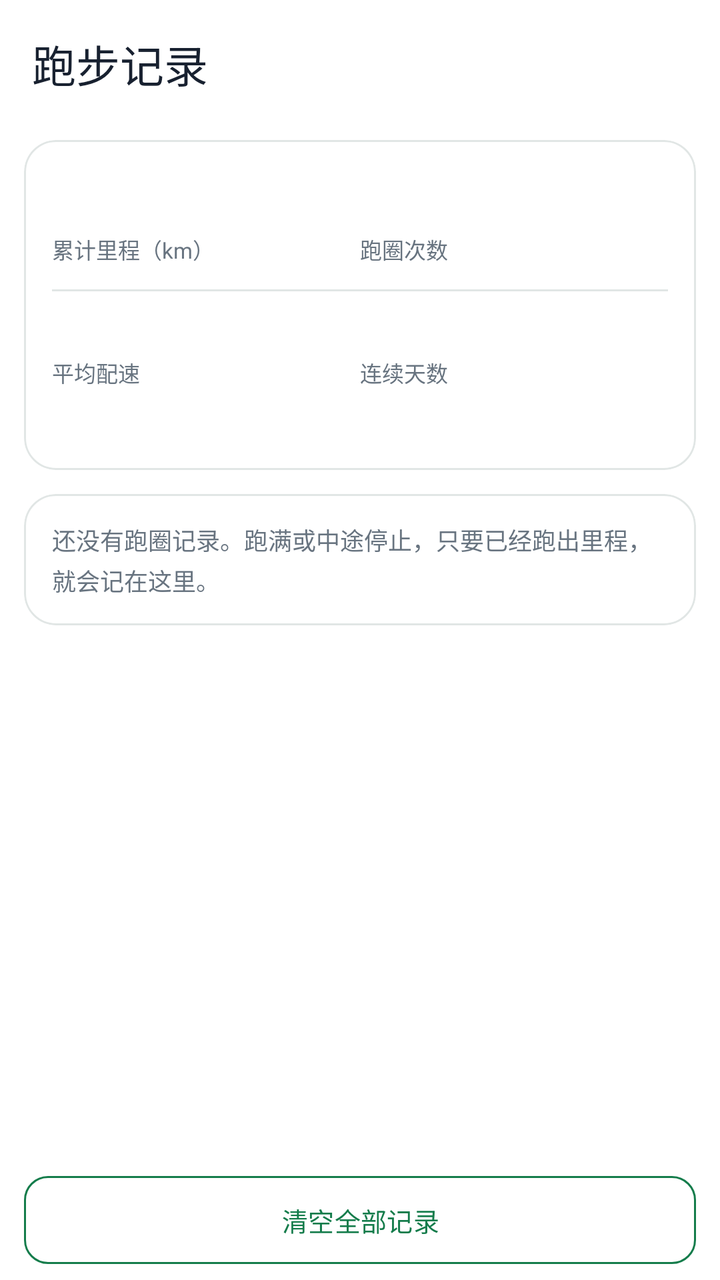
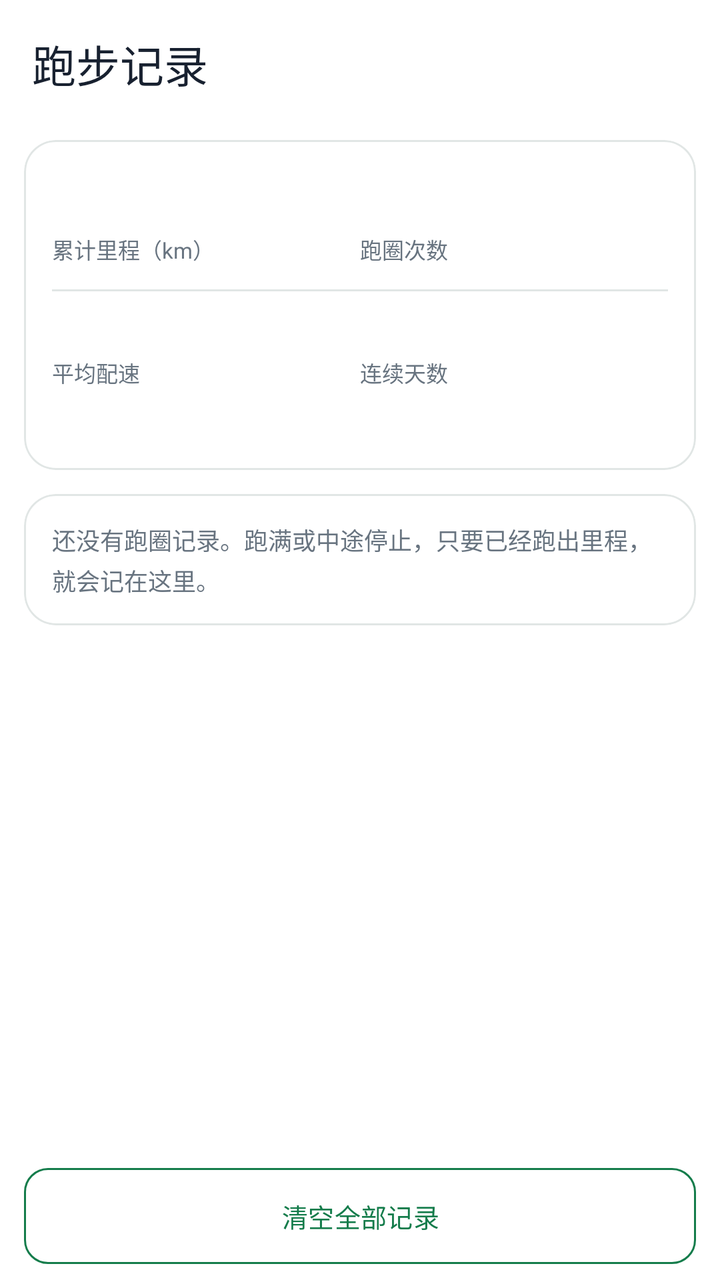

The first picture is an Android layout as it rendered before a commit; the second is the same layout after the commit. The layout source and the unified diff follow.
<!-- AndroidManifest.xml: activity theme Theme.RouteWorkshop.Home -->
<!-- res/layout/activity_run_history.xml -->
<?xml version="1.0" encoding="utf-8"?>
<LinearLayout xmlns:android="http://schemas.android.com/apk/res/android"
    xmlns:app="http://schemas.android.com/apk/res-auto"
    android:layout_width="match_parent"
    android:layout_height="match_parent"
    android:background="@color/fm_surface"
    android:orientation="vertical">

    <com.google.android.material.appbar.MaterialToolbar
        android:id="@+id/toolbar"
        android:layout_width="match_parent"
        android:layout_height="wrap_content"
        android:background="@color/fm_surface"
        android:minHeight="?attr/actionBarSize"
        app:title="@string/run_history_title"
        app:titleTextColor="@color/campus_ink" />

    <ScrollView
        android:layout_width="match_parent"
        android:layout_height="0dp"
        android:layout_weight="1"
        android:clipToPadding="false"
        android:fillViewport="true">

        <LinearLayout
            android:layout_width="match_parent"
            android:layout_height="wrap_content"
            android:orientation="vertical"
            android:paddingBottom="10dp">

            <com.google.android.material.card.MaterialCardView
                android:layout_width="match_parent"
                android:layout_height="wrap_content"
                android:layout_marginStart="12dp"
                android:layout_marginTop="6dp"
                android:layout_marginEnd="12dp"
                app:cardBackgroundColor="@color/fm_surface"
                app:cardCornerRadius="16dp"
                app:cardElevation="0dp"
                app:strokeColor="@color/fm_border"
                app:strokeWidth="1dp">

                <LinearLayout
                    android:layout_width="match_parent"
                    android:layout_height="wrap_content"
                    android:orientation="vertical"
                    android:padding="14dp">

                    <LinearLayout
                        android:layout_width="match_parent"
                        android:layout_height="wrap_content"
                        android:baselineAligned="false"
                        android:orientation="horizontal">

                        <LinearLayout
                            android:layout_width="0dp"
                            android:layout_height="wrap_content"
                            android:layout_weight="1"
                            android:orientation="vertical">

                            <TextView
                                android:id="@+id/textTotalDistance"
                                android:layout_width="wrap_content"
                                android:layout_height="wrap_content"
                                android:textColor="@color/campus_ink"
                                android:textSize="24sp"
                                android:textStyle="bold" />

                            <TextView
                                android:layout_width="wrap_content"
                                android:layout_height="wrap_content"
                                android:text="@string/run_history_total"
                                android:textColor="@color/campus_muted"
                                android:textSize="11sp" />
                        </LinearLayout>

                        <LinearLayout
                            android:layout_width="0dp"
                            android:layout_height="wrap_content"
                            android:layout_weight="1"
                            android:orientation="vertical">

                            <TextView
                                android:id="@+id/textRunCount"
                                android:layout_width="wrap_content"
                                android:layout_height="wrap_content"
                                android:textColor="@color/campus_ink"
                                android:textSize="24sp"
                                android:textStyle="bold" />

                            <TextView
                                android:layout_width="wrap_content"
                                android:layout_height="wrap_content"
                                android:text="@string/run_history_count"
                                android:textColor="@color/campus_muted"
                                android:textSize="11sp" />
                        </LinearLayout>
                    </LinearLayout>

                    <View
                        android:layout_width="match_parent"
                        android:layout_height="1dp"
                        android:layout_marginTop="12dp"
                        android:background="@color/fm_border" />

                    <LinearLayout
                        android:layout_width="match_parent"
                        android:layout_height="wrap_content"
                        android:baselineAligned="false"
                        android:layout_marginTop="12dp"
                        android:orientation="horizontal">

                        <LinearLayout
                            android:layout_width="0dp"
                            android:layout_height="wrap_content"
                            android:layout_weight="1"
                            android:orientation="vertical">

                            <TextView
                                android:id="@+id/textAveragePace"
                                android:layout_width="wrap_content"
                                android:layout_height="wrap_content"
                                android:textColor="@color/campus_ink"
                                android:textSize="15sp"
                                android:textStyle="bold" />

                            <TextView
                                android:layout_width="wrap_content"
                                android:layout_height="wrap_content"
                                android:text="@string/run_history_pace"
                                android:textColor="@color/campus_muted"
                                android:textSize="11sp" />
                        </LinearLayout>

                        <LinearLayout
                            android:layout_width="0dp"
                            android:layout_height="wrap_content"
                            android:layout_weight="1"
                            android:orientation="vertical">

                            <TextView
                                android:id="@+id/textStreak"
                                android:layout_width="wrap_content"
                                android:layout_height="wrap_content"
                                android:textColor="@color/campus_ink"
                                android:textSize="15sp"
                                android:textStyle="bold" />

                            <TextView
                                android:layout_width="wrap_content"
                                android:layout_height="wrap_content"
                                android:text="@string/run_history_streak"
                                android:textColor="@color/campus_muted"
                                android:textSize="11sp" />
                        </LinearLayout>
                    </LinearLayout>

                    <TextView
                        android:id="@+id/textRangeSummary"
                        android:layout_width="match_parent"
                        android:layout_height="wrap_content"
                        android:layout_marginTop="12dp"
                        android:lineSpacingExtra="2dp"
                        android:textColor="@color/campus_muted"
                        android:textSize="11sp" />
                </LinearLayout>
            </com.google.android.material.card.MaterialCardView>

            <com.google.android.material.card.MaterialCardView
                android:layout_width="match_parent"
                android:layout_height="wrap_content"
                android:layout_marginStart="12dp"
                android:layout_marginTop="12dp"
                android:layout_marginEnd="12dp"
                app:cardBackgroundColor="@color/fm_surface"
                app:cardCornerRadius="16dp"
                app:cardElevation="0dp"
                app:strokeColor="@color/fm_border"
                app:strokeWidth="1dp">

                <LinearLayout
                    android:layout_width="match_parent"
                    android:layout_height="wrap_content"
                    android:orientation="vertical"
                    android:paddingStart="14dp"
                    android:paddingTop="10dp"
                    android:paddingEnd="14dp"
                    android:paddingBottom="10dp">

                    <TextView
                        android:id="@+id/textEmpty"
                        android:layout_width="match_parent"
                        android:layout_height="wrap_content"
                        android:lineSpacingExtra="3dp"
                        android:paddingTop="4dp"
                        android:paddingBottom="4dp"
                        android:text="@string/run_history_empty"
                        android:textColor="@color/campus_muted"
                        android:textSize="12sp" />

                    <LinearLayout
                        android:id="@+id/historyList"
                        android:layout_width="match_parent"
                        android:layout_height="wrap_content"
                        android:orientation="vertical" />
                </LinearLayout>
            </com.google.android.material.card.MaterialCardView>
        </LinearLayout>
    </ScrollView>

    <LinearLayout
        android:layout_width="match_parent"
        android:layout_height="wrap_content"
        android:background="@color/fm_surface"
        android:orientation="vertical"
        android:paddingHorizontal="12dp"
        android:paddingTop="6dp"
        android:paddingBottom="8dp">

        <com.google.android.material.button.MaterialButton
            android:id="@+id/buttonClear"
            style="@style/Widget.Material3.Button.OutlinedButton"
            android:layout_width="match_parent"
            android:layout_height="44dp"
            android:insetTop="0dp"
            android:insetBottom="0dp"
            android:text="@string/run_history_clear"
            android:textColor="@color/campus_mint_dark"
            android:textSize="13sp"
            app:cornerRadius="12dp"
            app:strokeColor="@color/campus_mint_dark" />
    </LinearLayout>
</LinearLayout>
<!-- resources referenced by this layout -->
<resources>
  <color name="campus_ink">@color/fm_text</color>
  <color name="campus_mint_dark">@color/fm_link</color>
  <color name="campus_muted">@color/fm_muted</color>
  <color name="fm_border">#E1E6E5</color>
  <color name="fm_surface">#FFFFFF</color>
  <string name="run_history_clear">清空全部记录</string>
  <string name="run_history_count">跑圈次数</string>
  <string name="run_history_empty">还没有跑圈记录。跑满或中途停止，只要已经跑出里程，就会记在这里。</string>
  <string name="run_history_pace">平均配速</string>
  <string name="run_history_streak">连续天数</string>
  <string name="run_history_title">跑步记录</string>
  <string name="run_history_total">累计里程（km）</string>
  <style name="Theme.RouteWorkshop.Home" parent="Theme.RouteWorkshop" />
  <color name="fm_text">#182130</color>
  <color name="fm_link">#147C4B</color>
  <color name="fm_muted">#687480</color>
  <color name="fm_brand">#147C4B</color>
  <color name="fm_on_brand">#FFFFFF</color>
  <color name="fm_surface_alt">#E5F5EB</color>
  <color name="fm_background">#F5F6FA</color>
  <color name="fm_text_secondary">#66717F</color>
  <style name="Animation.Legion.Activity" parent="@android:style/Animation.Activity">
          <item name="android:activityOpenEnterAnimation">@anim/fm_fade_in</item>
          <item name="android:activityOpenExitAnimation">@anim/fm_hold</item>
          <item name="android:activityCloseEnterAnimation">@anim/fm_fade_in</item>
          <item name="android:activityCloseExitAnimation">@anim/fm_fade_out</item>
      </style>
  <style name="Widget.Legion.FinmoriButton" parent="Widget.Material3.Button"><item name="cornerRadius">16dp</item><item name="android:minHeight">48dp</item></style>
  <!-- unchanged entries left out for length: 1 -->
</resources>

<!-- the commit's change to res/layout/activity_run_history.xml (unified diff, before → after) -->
@@ -5,7 +5,6 @@
     android:layout_height="match_parent"
     android:background="@color/fm_surface"
     android:orientation="vertical">
-
     <com.google.android.material.appbar.MaterialToolbar
         android:id="@+id/toolbar"
         android:layout_width="match_parent"
@@ -14,190 +13,164 @@
         android:minHeight="?attr/actionBarSize"
         app:title="@string/run_history_title"
         app:titleTextColor="@color/campus_ink" />
-
     <ScrollView
         android:layout_width="match_parent"
         android:layout_height="0dp"
         android:layout_weight="1"
         android:clipToPadding="false"
         android:fillViewport="true">
-
         <LinearLayout
             android:layout_width="match_parent"
             android:layout_height="wrap_content"
             android:orientation="vertical"
-            android:paddingBottom="10dp">
-
+            android:paddingBottom="@dimen/space_lg">
             <com.google.android.material.card.MaterialCardView
                 android:layout_width="match_parent"
                 android:layout_height="wrap_content"
-                android:layout_marginStart="12dp"
-                android:layout_marginTop="6dp"
-                android:layout_marginEnd="12dp"
+                android:layout_marginStart="@dimen/space_xl"
+                android:layout_marginTop="@dimen/space_sm"
+                android:layout_marginEnd="@dimen/space_xl"
                 app:cardBackgroundColor="@color/fm_surface"
-                app:cardCornerRadius="16dp"
+                app:cardCornerRadius="@dimen/radius_card"
                 app:cardElevation="0dp"
                 app:strokeColor="@color/fm_border"
-                app:strokeWidth="1dp">
-
+                app:strokeWidth="@dimen/stroke_edge">
                 <LinearLayout
                     android:layout_width="match_parent"
                     android:layout_height="wrap_content"
                     android:orientation="vertical"
-                    android:padding="14dp">
-
+                    android:padding="@dimen/space_2xl">
                     <LinearLayout
                         android:layout_width="match_parent"
                         android:layout_height="wrap_content"
                         android:baselineAligned="false"
                         android:orientation="horizontal">
-
-                        <LinearLayout
-                            android:layout_width="0dp"
-                            android:layout_height="wrap_content"
-                            android:layout_weight="1"
-                            android:orientation="vertical">
-
-                            <TextView
+                        <LinearLayout
+                            android:layout_width="0dp"
+                            android:layout_height="wrap_content"
+                            android:layout_weight="1"
+                            android:orientation="vertical">
+                            <TextView
+                            style="@style/Text.Unloop.Metric"
                                 android:id="@+id/textTotalDistance"
                                 android:layout_width="wrap_content"
                                 android:layout_height="wrap_content"
+                                android:textStyle="bold" />
+                            <TextView
+                            style="@style/Text.Unloop.Caption"
+                                android:layout_width="wrap_content"
+                                android:layout_height="wrap_content"
+                                android:text="@string/run_history_total"
+                                />
+                        </LinearLayout>
+                        <LinearLayout
+                            android:layout_width="0dp"
+                            android:layout_height="wrap_content"
+                            android:layout_weight="1"
+                            android:orientation="vertical">
+                            <TextView
+                            style="@style/Text.Unloop.Metric"
+                                android:id="@+id/textRunCount"
+                                android:layout_width="wrap_content"
+                                android:layout_height="wrap_content"
+                                android:textStyle="bold" />
+                            <TextView
+                            style="@style/Text.Unloop.Caption"
+                                android:layout_width="wrap_content"
+                                android:layout_height="wrap_content"
+                                android:text="@string/run_history_count"
+                                />
+                        </LinearLayout>
+                    </LinearLayout>
+                    <View
+                        android:layout_width="match_parent"
+                        android:layout_height="1dp"
+                        android:layout_marginTop="@dimen/space_xl"
+                        android:background="@color/fm_border" />
+                    <LinearLayout
+                        android:layout_width="match_parent"
+                        android:layout_height="wrap_content"
+                        android:baselineAligned="false"
+                        android:layout_marginTop="@dimen/space_xl"
+                        android:orientation="horizontal">
+                        <LinearLayout
+                            android:layout_width="0dp"
+                            android:layout_height="wrap_content"
+                            android:layout_weight="1"
+                            android:orientation="vertical">
+                            <TextView
+                                android:id="@+id/textAveragePace"
+                                android:layout_width="wrap_content"
+                                android:layout_height="wrap_content"
                                 android:textColor="@color/campus_ink"
-                                android:textSize="24sp"
-                                android:textStyle="bold" />
-
-                            <TextView
-                                android:layout_width="wrap_content"
-                                android:layout_height="wrap_content"
-                                android:text="@string/run_history_total"
-                                android:textColor="@color/campus_muted"
-                                android:textSize="11sp" />
-                        </LinearLayout>
-
-                        <LinearLayout
-                            android:layout_width="0dp"
-                            android:layout_height="wrap_content"
-                            android:layout_weight="1"
-                            android:orientation="vertical">
-
-                            <TextView
-                                android:id="@+id/textRunCount"
+                                android:textSize="@dimen/text_lead"
+                                android:textStyle="bold" />
+                            <TextView
+                            style="@style/Text.Unloop.Caption"
+                                android:layout_width="wrap_content"
+                                android:layout_height="wrap_content"
+                                android:text="@string/run_history_pace"
+                                />
+                        </LinearLayout>
+                        <LinearLayout
+                            android:layout_width="0dp"
+                            android:layout_height="wrap_content"
+                            android:layout_weight="1"
+                            android:orientation="vertical">
+                            <TextView
+                                android:id="@+id/textStreak"
                                 android:layout_width="wrap_content"
                                 android:layout_height="wrap_content"
                                 android:textColor="@color/campus_ink"
-                                android:textSize="24sp"
-                                android:textStyle="bold" />
-
-                            <TextView
-                                android:layout_width="wrap_content"
-                                android:layout_height="wrap_content"
-                                android:text="@string/run_history_count"
-                                android:textColor="@color/campus_muted"
-                                android:textSize="11sp" />
+                                android:textSize="@dimen/text_lead"
+                                android:textStyle="bold" />
+                            <TextView
+                            style="@style/Text.Unloop.Caption"
+                                android:layout_width="wrap_content"
+                                android:layout_height="wrap_content"
+                                android:text="@string/run_history_streak"
+                                />
                         </LinearLayout>
                     </LinearLayout>
-
-                    <View
-                        android:layout_width="match_parent"
-                        android:layout_height="1dp"
-                        android:layout_marginTop="12dp"
-                        android:background="@color/fm_border" />
-
-                    <LinearLayout
-                        android:layout_width="match_parent"
-                        android:layout_height="wrap_content"
-                        android:baselineAligned="false"
-                        android:layout_marginTop="12dp"
-                        android:orientation="horizontal">
-
-                        <LinearLayout
-                            android:layout_width="0dp"
-                            android:layout_height="wrap_content"
-                            android:layout_weight="1"
-                            android:orientation="vertical">
-
-                            <TextView
-                                android:id="@+id/textAveragePace"
-                                android:layout_width="wrap_content"
-                                android:layout_height="wrap_content"
-                                android:textColor="@color/campus_ink"
-                                android:textSize="15sp"
-                                android:textStyle="bold" />
-
-                            <TextView
-                                android:layout_width="wrap_content"
-                                android:layout_height="wrap_content"
-                                android:text="@string/run_history_pace"
-                                android:textColor="@color/campus_muted"
-                                android:textSize="11sp" />
-                        </LinearLayout>
-
-                        <LinearLayout
-                            android:layout_width="0dp"
-                            android:layout_height="wrap_content"
-                            android:layout_weight="1"
-                            android:orientation="vertical">
-
-                            <TextView
-                                android:id="@+id/textStreak"
-                                android:layout_width="wrap_content"
-                                android:layout_height="wrap_content"
-                                android:textColor="@color/campus_ink"
-                                android:textSize="15sp"
-                                android:textStyle="bold" />
-
-                            <TextView
-                                android:layout_width="wrap_content"
-                                android:layout_height="wrap_content"
-                                android:text="@string/run_history_streak"
-                                android:textColor="@color/campus_muted"
-                                android:textSize="11sp" />
-                        </LinearLayout>
-                    </LinearLayout>
-
                     <TextView
+                    style="@style/Text.Unloop.Caption"
                         android:id="@+id/textRangeSummary"
                         android:layout_width="match_parent"
                         android:layout_height="wrap_content"
-                        android:layout_marginTop="12dp"
+                        android:layout_marginTop="@dimen/space_xl"
                         android:lineSpacingExtra="2dp"
-                        android:textColor="@color/campus_muted"
-                        android:textSize="11sp" />
+                        />
                 </LinearLayout>
             </com.google.android.material.card.MaterialCardView>
-
             <com.google.android.material.card.MaterialCardView
                 android:layout_width="match_parent"
                 android:layout_height="wrap_content"
-                android:layout_marginStart="12dp"
-                android:layout_marginTop="12dp"
-                android:layout_marginEnd="12dp"
+                android:layout_marginStart="@dimen/space_xl"
+                android:layout_marginTop="@dimen/space_xl"
+                android:layout_marginEnd="@dimen/space_xl"
                 app:cardBackgroundColor="@color/fm_surface"
-                app:cardCornerRadius="16dp"
+                app:cardCornerRadius="@dimen/radius_card"
                 app:cardElevation="0dp"
                 app:strokeColor="@color/fm_border"
-                app:strokeWidth="1dp">
-
+                app:strokeWidth="@dimen/stroke_edge">
                 <LinearLayout
                     android:layout_width="match_parent"
                     android:layout_height="wrap_content"
                     android:orientation="vertical"
-                    android:paddingStart="14dp"
-                    android:paddingTop="10dp"
-                    android:paddingEnd="14dp"
-                    android:paddingBottom="10dp">
-
+                    android:paddingStart="@dimen/space_2xl"
+                    android:paddingTop="@dimen/space_lg"
+                    android:paddingEnd="@dimen/space_2xl"
+                    android:paddingBottom="@dimen/space_lg">
                     <TextView
+                    style="@style/Text.Unloop.Note"
                         android:id="@+id/textEmpty"
                         android:layout_width="match_parent"
                         android:layout_height="wrap_content"
                         android:lineSpacingExtra="3dp"
-                        android:paddingTop="4dp"
-                        android:paddingBottom="4dp"
+                        android:paddingTop="@dimen/space_xs"
+                        android:paddingBottom="@dimen/space_xs"
                         android:text="@string/run_history_empty"
-                        android:textColor="@color/campus_muted"
-                        android:textSize="12sp" />
-
+                        />
                     <LinearLayout
                         android:id="@+id/historyList"
                         android:layout_width="match_parent"
@@ -207,27 +180,25 @@
             </com.google.android.material.card.MaterialCardView>
         </LinearLayout>
     </ScrollView>
-
     <LinearLayout
         android:layout_width="match_parent"
         android:layout_height="wrap_content"
         android:background="@color/fm_surface"
         android:orientation="vertical"
-        android:paddingHorizontal="12dp"
-        android:paddingTop="6dp"
-        android:paddingBottom="8dp">
-
+        android:paddingHorizontal="@dimen/space_xl"
+        android:paddingTop="@dimen/space_sm"
+        android:paddingBottom="@dimen/space_md">
         <com.google.android.material.button.MaterialButton
             android:id="@+id/buttonClear"
-            style="@style/Widget.Material3.Button.OutlinedButton"
+            style="@style/Widget.Unloop.OutlinedButton"
             android:layout_width="match_parent"
-            android:layout_height="44dp"
+            android:layout_height="@dimen/touch_min"
             android:insetTop="0dp"
             android:insetBottom="0dp"
             android:text="@string/run_history_clear"
             android:textColor="@color/campus_mint_dark"
-            android:textSize="13sp"
-            app:cornerRadius="12dp"
+            android:textSize="@dimen/text_meta"
+            app:cornerRadius="@dimen/radius_control"
             app:strokeColor="@color/campus_mint_dark" />
     </LinearLayout>
 </LinearLayout>
<!-- resource entries referenced after the edit -->
@@ -3,8 +3,23 @@
   <color name="campus_ink">@color/fm_text</color>
   <color name="campus_mint_dark">@color/fm_link</color>
   <color name="campus_muted">@color/fm_muted</color>
+  <dimen name="text_caption">11sp</dimen>
+  <dimen name="text_metric">24sp</dimen>
+  <dimen name="text_label">12sp</dimen>
   <color name="fm_border">#E1E6E5</color>
   <color name="fm_surface">#FFFFFF</color>
+  <dimen name="radius_card">16dp</dimen>
+  <dimen name="radius_control">12dp</dimen>
+  <dimen name="space_2xl">14dp</dimen>
+  <dimen name="space_lg">10dp</dimen>
+  <dimen name="space_md">8dp</dimen>
+  <dimen name="space_sm">6dp</dimen>
+  <dimen name="space_xl">12dp</dimen>
+  <dimen name="space_xs">4dp</dimen>
+  <dimen name="stroke_edge">1dp</dimen>
+  <dimen name="text_lead">15sp</dimen>
+  <dimen name="text_meta">13sp</dimen>
+  <dimen name="touch_min">48dp</dimen>
   <string name="run_history_clear">清空全部记录</string>
   <string name="run_history_count">跑圈次数</string>
   <string name="run_history_empty">还没有跑圈记录。跑满或中途停止，只要已经跑出里程，就会记在这里。</string>
@@ -12,6 +27,21 @@
   <string name="run_history_streak">连续天数</string>
   <string name="run_history_title">跑步记录</string>
   <string name="run_history_total">累计里程（km）</string>
+  <style name="Text.Unloop.Caption" parent="">
+          <item name="android:textColor">@color/campus_muted</item>
+          <item name="android:textSize">@dimen/text_caption</item>
+      </style>
+  <style name="Text.Unloop.Metric" parent="">
+          <item name="android:textColor">@color/campus_ink</item>
+          <item name="android:textSize">@dimen/text_metric</item>
+      </style>
+  <style name="Text.Unloop.Note" parent="">
+          <item name="android:textColor">@color/campus_muted</item>
+          <item name="android:textSize">@dimen/text_label</item>
+      </style>
+  <style name="Widget.Unloop.OutlinedButton" parent="Widget.Material3.Button.OutlinedButton">
+          <item name="android:minHeight">@dimen/touch_min</item>
+      </style>
   <style name="Theme.RouteWorkshop.Home" parent="Theme.RouteWorkshop" />
   <color name="fm_text">#182130</color>
   <color name="fm_link">#147C4B</color>
